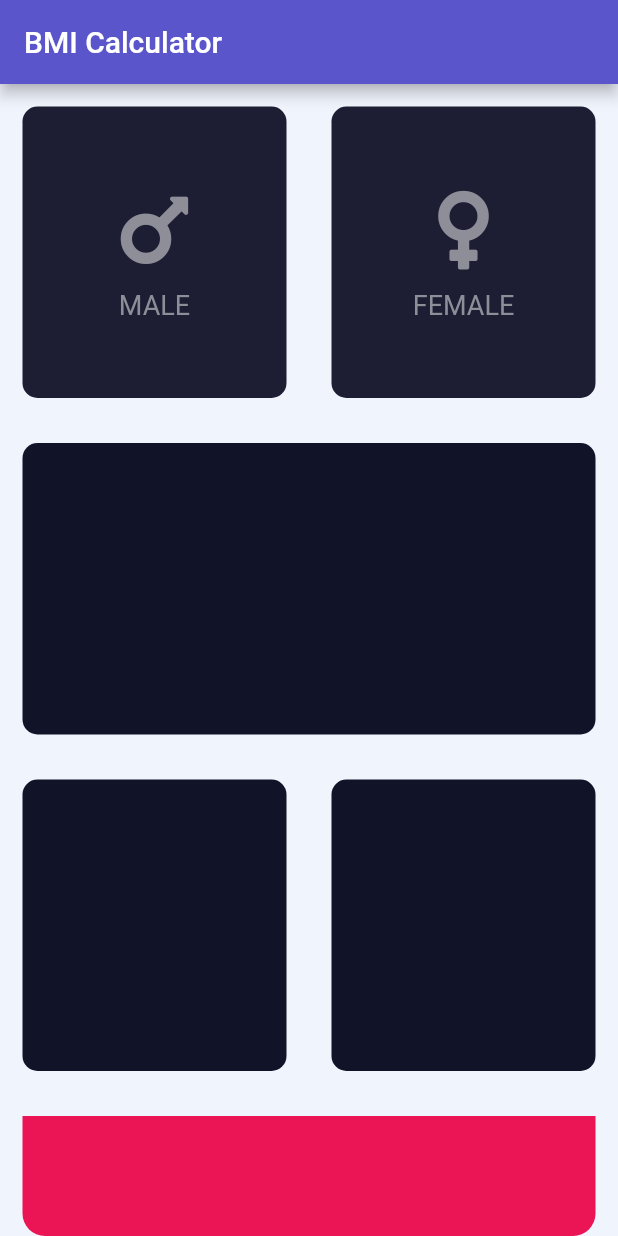
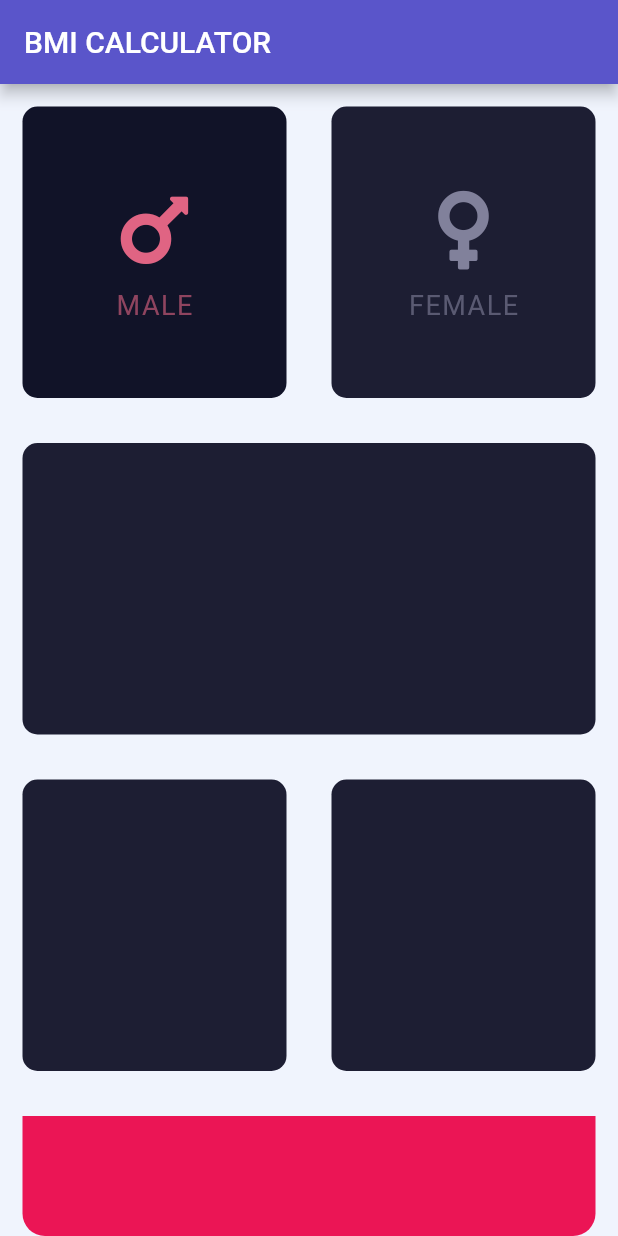
Before and after one commit to mustak/flutter-bmi-calculator, a Flutter app: the screen it shows after launch, on a phone screen of 412 x 824 dp. Run offline on Flutter 3.47's test engine with Material 2 defaults, Android fonts, the phone set to English and light mode, and no system bars; our stand-ins replace font_awesome_flutter.

Commit message:
refactor and cleanup

```diff
--- /dev/null
+++ b/lib/components/icon_gender.dart
@@ -0,0 +1,37 @@
+import 'package:flutter/material.dart';
+import 'package:font_awesome_flutter/font_awesome_flutter.dart';
+import 'package:flutter_bmi_calculator/constants.dart';
+
+class IconGender extends StatelessWidget {
+  final String label;
+  final IconData icon;
+  final Color color;
+
+  const IconGender(
+      {@required this.label,
+      @required this.icon,
+      this.color = kDefaultGenderIconColor});
+
+  @override
+  Widget build(BuildContext context) {
+    return Column(
+      mainAxisAlignment: MainAxisAlignment.center,
+      children: [
+        FaIcon(
+          this.icon,
+          size: 60,
+          color: this.color,
+        ),
+        const SizedBox(height: 10),
+        Text(
+          this.label,
+          style: TextStyle(
+            color: this.color.withAlpha(this.color.alpha - 100),
+            fontSize: 18,
+            letterSpacing: 1,
+          ),
+        )
+      ],
+    );
+  }
+}
--- /dev/null
+++ b/lib/components/reusable_card.dart
@@ -0,0 +1,23 @@
+import 'package:flutter/material.dart';
+import 'package:flutter_bmi_calculator/constants.dart';
+
+class ReusableCard extends StatelessWidget {
+  final Color colour;
+  final Widget child;
+
+  ReusableCard({this.colour = kInactiveCardColor, this.child});
+
+  @override
+  Widget build(BuildContext context) {
+    return Expanded(
+      child: Container(
+        margin: const EdgeInsets.all(15),
+        child: this.child,
+        decoration: BoxDecoration(
+          color: this.colour,
+          borderRadius: BorderRadius.circular(10.0),
+        ),
+      ),
+    );
+  }
+}
--- /dev/null
+++ b/lib/constants.dart
@@ -0,0 +1,10 @@
+import 'package:flutter/material.dart';
+
+const kActiveCardColor = Color(0xFF111328);
+const kInactiveCardColor = Color(0xFF1D1E33);
+const kBottomContainerHeight = 80.0;
+
+const kMainPinkColor = Color(0xFFEB1555);
+const kSelectedPinkColor = Color(0xFFe06483);
+
+const kDefaultGenderIconColor = Color(0xFF81819b);
--- a/lib/main.dart
+++ b/lib/main.dart
@@ -1,10 +1,5 @@
 import 'package:flutter/material.dart';
-import 'package:font_awesome_flutter/font_awesome_flutter.dart';
-
-const kActiveCardColor = Color(0xFF1D1E33);
-const kInactiveCardColor = Color(0xFF111328);
-const kBottomContainerHeight = 80.0;
-const kBottomContainerColor = Color(0xFFEB1555);
+import 'package:flutter_bmi_calculator/screens/input_page.dart';
 
 void main() {
   runApp(MyApp());
@@ -15,7 +10,7 @@ class MyApp extends StatelessWidget {
   @override
   Widget build(BuildContext context) {
     return MaterialApp(
-      title: 'BMI Calculator',
+      title: 'BMI CALCULATOR',
       theme: ThemeData(
         scaffoldBackgroundColor: Color(0xFFF0F4FD),
         primaryColor: Color(0xFF5A55CA),
@@ -26,128 +21,7 @@ class MyApp extends StatelessWidget {
         scaffoldBackgroundColor: Color(0xFF04040C),
         visualDensity: VisualDensity.adaptivePlatformDensity,
       ),
-      home: InputPage(title: 'BMI Calculator'),
+      home: InputPage(title: 'BMI CALCULATOR'),
     );
   }
 }
-
-class InputPage extends StatefulWidget {
-  InputPage({Key key, this.title}) : super(key: key);
-
-  final String title;
-
-  @override
-  _InputPageState createState() => _InputPageState();
-}
-
-class _InputPageState extends State<InputPage> {
-  @override
-  Widget build(BuildContext context) {
-    return Scaffold(
-      appBar: AppBar(
-        title: Text(widget.title),
-      ),
-      body: Column(
-        crossAxisAlignment: CrossAxisAlignment.stretch,
-        children: <Widget>[
-          Expanded(
-            child: Row(
-//              crossAxisAlignment: CrossAxisAlignment.stretch,
-              children: [
-                ReusableCard(
-                  colour: kActiveCardColor,
-                  child: IconGender(
-                    icon: FontAwesomeIcons.mars,
-                    label: 'MALE',
-                  ),
-                ),
-                ReusableCard(
-                  colour: kActiveCardColor,
-                  child: IconGender(
-                    icon: FontAwesomeIcons.venus,
-                    label: 'FEMALE',
-                  ),
-                ),
-              ],
-            ),
-          ),
-          ReusableCard(),
-          Expanded(
-            child: Row(
-              crossAxisAlignment: CrossAxisAlignment.stretch,
-              children: [
-                ReusableCard(),
-                ReusableCard(),
-              ],
-            ),
-          ),
-          Container(
-            height: kBottomContainerHeight,
-            //TODO: specify width: double.infinity
-            margin: EdgeInsets.fromLTRB(15, 15, 15, 0),
-            decoration: BoxDecoration(
-              color: kBottomContainerColor,
-              borderRadius: BorderRadius.vertical(
-                bottom: Radius.circular(15),
-              ),
-            ),
-          )
-        ],
-      ),
-    );
-  }
-}
-
-class IconGender extends StatelessWidget {
-  final String label;
-  final IconData icon;
-  final Color color;
-
-  const IconGender(
-      {@required this.label,
-      @required this.icon,
-      this.color = const Color(0xFF8D8E98)});
-
-  @override
-  Widget build(BuildContext context) {
-    return Column(
-      mainAxisAlignment: MainAxisAlignment.center,
-      children: [
-        FaIcon(
-          this.icon,
-          size: 60,
-          color: this.color,
-        ),
-        const SizedBox(height: 10),
-        Text(
-          this.label,
-          style: TextStyle(
-            color: this.color,
-            fontSize: 18,
-          ),
-        )
-      ],
-    );
-  }
-}
-
-class ReusableCard extends StatelessWidget {
-  final Color colour;
-  final Widget child;
-
-  ReusableCard({this.colour = kInactiveCardColor, this.child});
-
-  @override
-  Widget build(BuildContext context) {
-    return Expanded(
-      child: Container(
-        margin: const EdgeInsets.all(15),
-        child: this.child,
-        decoration: BoxDecoration(
-          color: colour,
-          borderRadius: BorderRadius.circular(10.0),
-        ),
-      ),
-    );
-  }
-}
--- /dev/null
+++ b/lib/screens/input_page.dart
@@ -0,0 +1,73 @@
+import 'package:flutter/material.dart';
+import 'package:font_awesome_flutter/font_awesome_flutter.dart';
+import 'package:flutter_bmi_calculator/constants.dart';
+import 'package:flutter_bmi_calculator/components/reusable_card.dart';
+import 'package:flutter_bmi_calculator/components/icon_gender.dart';
+
+class InputPage extends StatefulWidget {
+  InputPage({Key key, this.title}) : super(key: key);
+
+  final String title;
+
+  @override
+  _InputPageState createState() => _InputPageState();
+}
+
+class _InputPageState extends State<InputPage> {
+  @override
+  Widget build(BuildContext context) {
+    return Scaffold(
+      appBar: AppBar(
+        title: Text(widget.title),
+      ),
+      body: Column(
+        crossAxisAlignment: CrossAxisAlignment.stretch,
+        children: <Widget>[
+          Expanded(
+            child: Row(
+//              crossAxisAlignment: CrossAxisAlignment.stretch,
+              children: [
+                ReusableCard(
+                  colour: kActiveCardColor,
+                  child: IconGender(
+                    icon: FontAwesomeIcons.mars,
+                    label: 'MALE',
+                    color: kSelectedPinkColor, //0xFFFF4F80
+                  ),
+                ),
+                ReusableCard(
+                  colour: kInactiveCardColor,
+                  child: IconGender(
+                    icon: FontAwesomeIcons.venus,
+                    label: 'FEMALE',
+                  ),
+                ),
+              ],
+            ),
+          ),
+          ReusableCard(),
+          Expanded(
+            child: Row(
+              crossAxisAlignment: CrossAxisAlignment.stretch,
+              children: [
+                ReusableCard(),
+                ReusableCard(),
+              ],
+            ),
+          ),
+          Container(
+            height: kBottomContainerHeight,
+            //TODO: specify width: double.infinity
+            margin: EdgeInsets.fromLTRB(15, 15, 15, 0),
+            decoration: BoxDecoration(
+              color: kMainPinkColor,
+              borderRadius: BorderRadius.vertical(
+                bottom: Radius.circular(15),
+              ),
+            ),
+          )
+        ],
+      ),
+    );
+  }
+}
```
